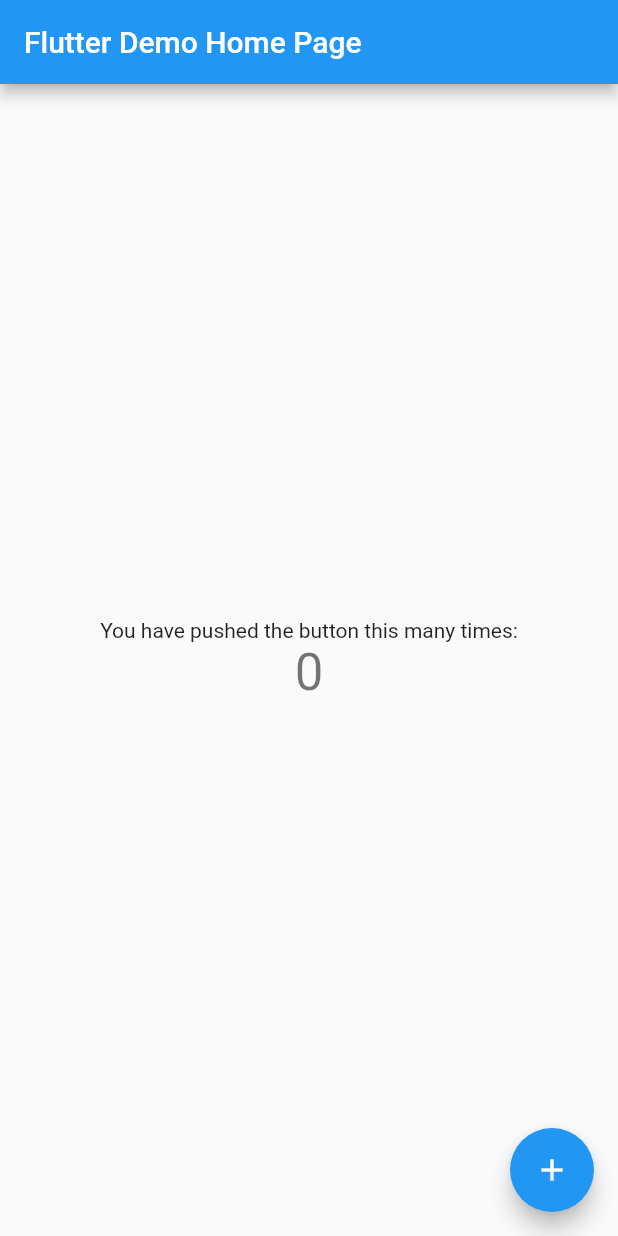
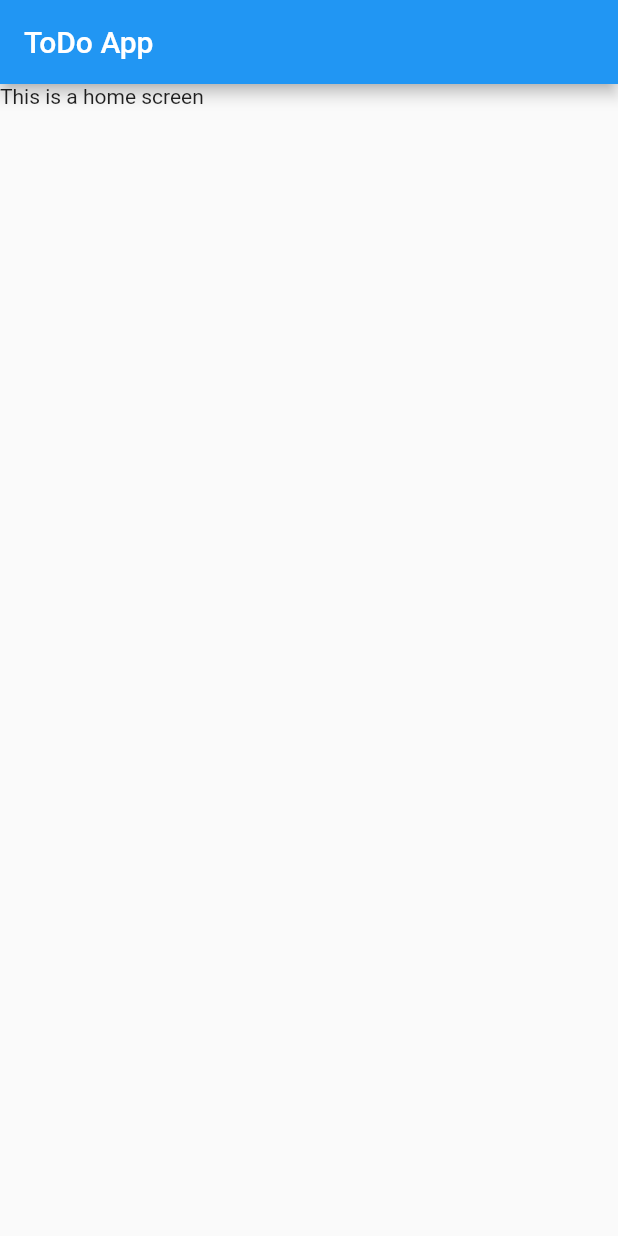
Before and after one commit to BlakeSharp/TodoListApp, a Flutter app: the screen it shows after launch, on a phone screen of 412 x 824 dp. Run offline on Flutter 3.47's test engine with Material 2 defaults, Android fonts, the phone set to English and light mode, and no system bars.

Commit message:
Skelton Start

```diff
--- /dev/null
+++ b/lib/constants/colors.dart
@@ -0,0 +1,7 @@
+import 'package:flutter/material.dart';
+
+const Color tdRed = Color(0xFFDA4040);
+const Color tdBlue = Color(0xFF5F52EE);
+const Color tdBlack = Color(0xFF3a3a3a);
+const Color tdGrey = Color(0xFF717171);
+const Color tdBGColor = Color(0xFFEEEFF5);
--- a/lib/main.dart
+++ b/lib/main.dart
@@ -1,4 +1,5 @@
 import 'package:flutter/material.dart';
+import 'package:todo_list_app/screens/home.dart';
 
 void main() {
   runApp(const MyApp());
@@ -7,109 +8,11 @@ void main() {
 class MyApp extends StatelessWidget {
   const MyApp({Key? key}) : super(key: key);
 
-  // This widget is the root of your application.
   @override
   Widget build(BuildContext context) {
     return MaterialApp(
-      title: 'Flutter Demo',
-      theme: ThemeData(
-        // This is the theme of your application.
-        //
-        // Try running your application with "flutter run". You'll see the
-        // application has a blue toolbar. Then, without quitting the app, try
-        // changing the primarySwatch below to Colors.green and then invoke
-        // "hot reload" (press "r" in the console where you ran "flutter run",
-        // or simply save your changes to "hot reload" in a Flutter IDE).
-        // Notice that the counter didn't reset back to zero; the application
-        // is not restarted.
-        primarySwatch: Colors.blue,
-      ),
-      home: const MyHomePage(title: 'Flutter Demo Home Page'),
+      title: 'ToDo App',
+      home: Home(),
     );
   }
 }
-
-class MyHomePage extends StatefulWidget {
-  const MyHomePage({Key? key, required this.title}) : super(key: key);
-
-  // This widget is the home page of your application. It is stateful, meaning
-  // that it has a State object (defined below) that contains fields that affect
-  // how it looks.
-
-  // This class is the configuration for the state. It holds the values (in this
-  // case the title) provided by the parent (in this case the App widget) and
-  // used by the build method of the State. Fields in a Widget subclass are
-  // always marked "final".
-
-  final String title;
-
-  @override
-  State<MyHomePage> createState() => _MyHomePageState();
-}
-
-class _MyHomePageState extends State<MyHomePage> {
-  int _counter = 0;
-
-  void _incrementCounter() {
-    setState(() {
-      // This call to setState tells the Flutter framework that something has
-      // changed in this State, which causes it to rerun the build method below
-      // so that the display can reflect the updated values. If we changed
-      // _counter without calling setState(), then the build method would not be
-      // called again, and so nothing would appear to happen.
-      _counter++;
-    });
-  }
-
-  @override
-  Widget build(BuildContext context) {
-    // This method is rerun every time setState is called, for instance as done
-    // by the _incrementCounter method above.
-    //
-    // The Flutter framework has been optimized to make rerunning build methods
-    // fast, so that you can just rebuild anything that needs updating rather
-    // than having to individually change instances of widgets.
-    return Scaffold(
-      appBar: AppBar(
-        // Here we take the value from the MyHomePage object that was created by
-        // the App.build method, and use it to set our appbar title.
-        title: Text(widget.title),
-      ),
-      body: Center(
-        // Center is a layout widget. It takes a single child and positions it
-        // in the middle of the parent.
-        child: Column(
-          // Column is also a layout widget. It takes a list of children and
-          // arranges them vertically. By default, it sizes itself to fit its
-          // children horizontally, and tries to be as tall as its parent.
-          //
-          // Invoke "debug painting" (press "p" in the console, choose the
-          // "Toggle Debug Paint" action from the Flutter Inspector in Android
-          // Studio, or the "Toggle Debug Paint" command in Visual Studio Code)
-          // to see the wireframe for each widget.
-          //
-          // Column has various properties to control how it sizes itself and
-          // how it positions its children. Here we use mainAxisAlignment to
-          // center the children vertically; the main axis here is the vertical
-          // axis because Columns are vertical (the cross axis would be
-          // horizontal).
-          mainAxisAlignment: MainAxisAlignment.center,
-          children: <Widget>[
-            const Text(
-              'You have pushed the button this many times:',
-            ),
-            Text(
-              '$_counter',
-              style: Theme.of(context).textTheme.headline4,
-            ),
-          ],
-        ),
-      ),
-      floatingActionButton: FloatingActionButton(
-        onPressed: _incrementCounter,
-        tooltip: 'Increment',
-        child: const Icon(Icons.add),
-      ), // This trailing comma makes auto-formatting nicer for build methods.
-    );
-  }
-}
--- /dev/null
+++ b/lib/screens/home.dart
@@ -0,0 +1,17 @@
+import 'package:flutter/material.dart';
+
+class Home extends StatelessWidget {
+  const Home({Key? key}) : super(key: key);
+
+  @override
+  Widget build(BuildContext context) {
+    return Scaffold(
+      appBar: AppBar(
+        title: Text('ToDo App'),
+      ),
+      body: Container(
+        child: Text('This is a home screen'),
+      ),
+    );
+  }
+}
--- a/pubspec.yaml
+++ b/pubspec.yaml
@@ -61,7 +61,8 @@ flutter:
   # assets:
   #   - images/a_dot_burr.jpeg
   #   - images/a_dot_ham.jpeg
-
+  assets:
+    - assets/images/
   # An image asset can refer to one or more resolution-specific "variants", see
   # https://flutter.dev/assets-and-images/#resolution-aware
 
```
Also changed, not shown: assets/images/avatar.jpg (added).
